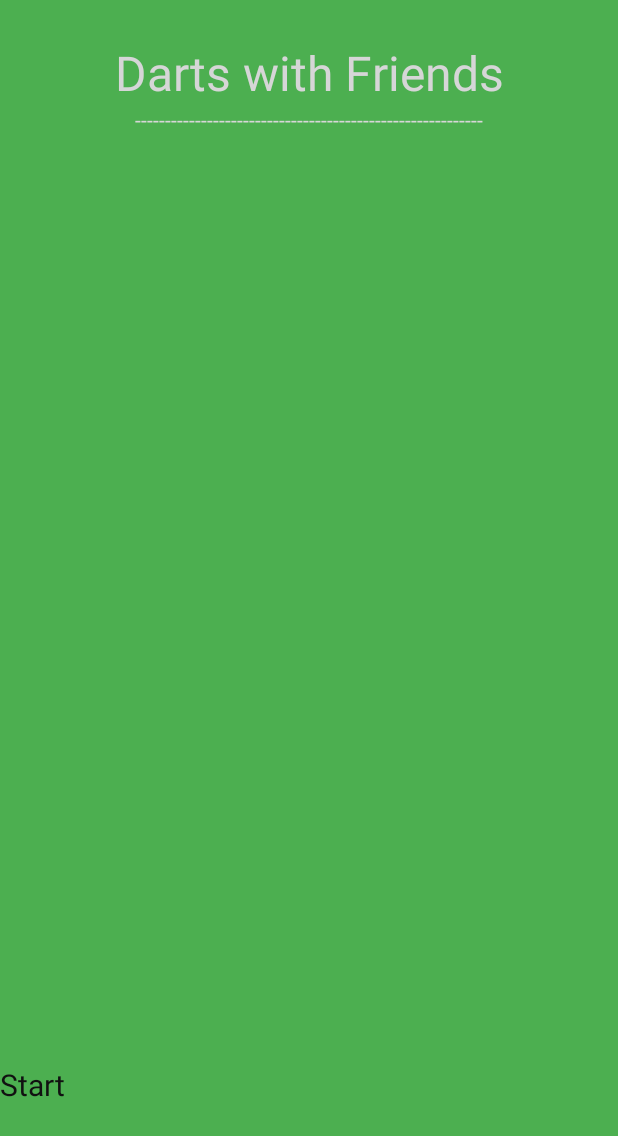
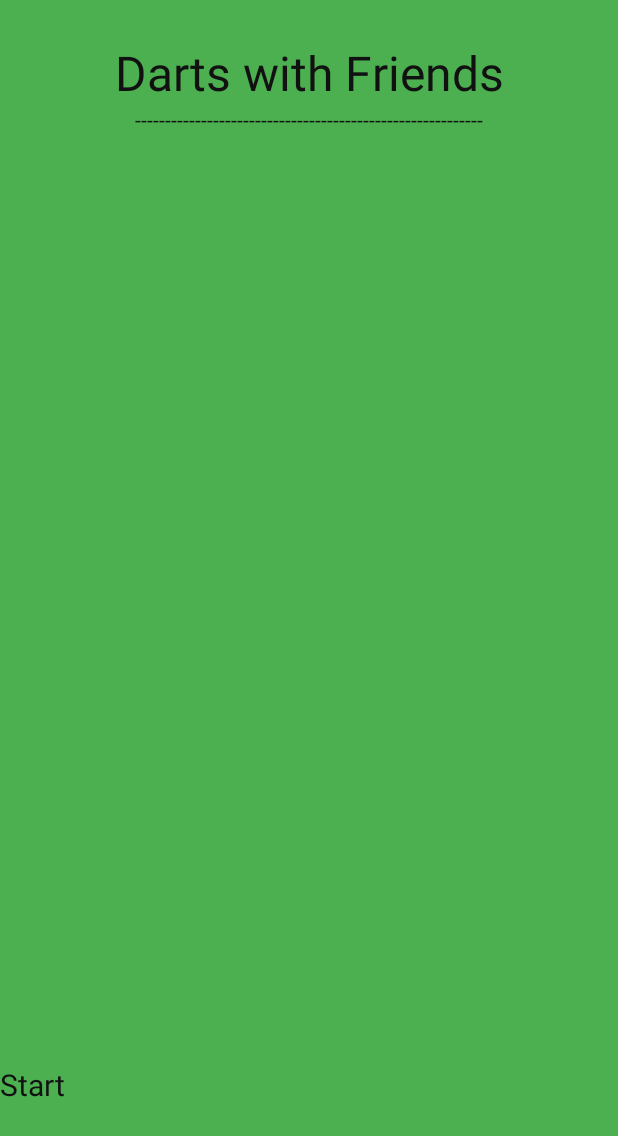
Before and after one commit to Lobbyking/DartsWithFriends, an Android app: the layout right.xml on its own in the app's theme, with its tools: preview values and no code run, on a phone screen of 412 x 824 dp. Shown: the top 1136 px of the screen. Run offline under Robolectric (Android 15) with nearby library versions, the phone set to English and light mode, and no system bars.

Commit message:
Right Layout finished_2

```diff
--- a/app/src/main/res/layout/right.xml
+++ b/app/src/main/res/layout/right.xml
@@ -27,7 +27,7 @@
                 android:gravity="center"
                 android:paddingTop="40px"
                 android:text="Darts with Friends"
-                android:textColor="@color/colorPrimary"
+                android:textColor="#FF111111"
                 android:textColorLink="#00FF3C3C"
                 android:textSize="32sp" />
 
@@ -46,7 +46,7 @@
                 android:background="#4CAF50"
                 android:gravity="center|center_horizontal|center_vertical"
                 android:text="----------------------------------------------------------"
-                android:textColor="@color/colorPrimary" />
+                android:textColor="#FF111111" />
 
         </TableRow>
 
```
